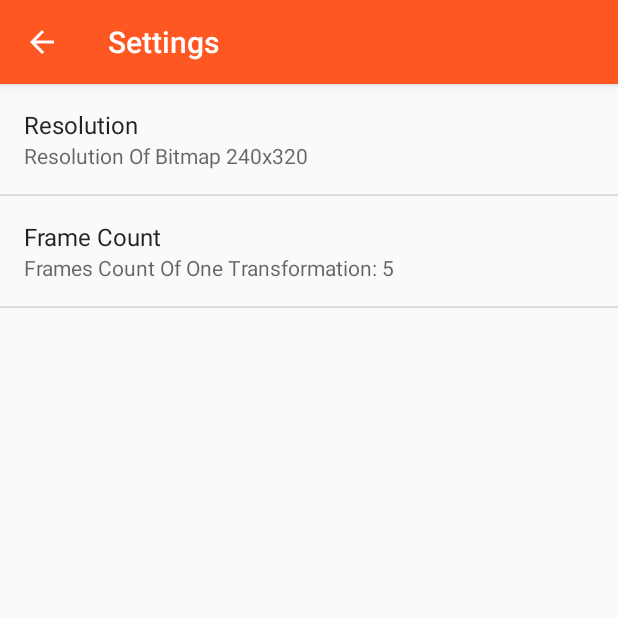
After one commit to huzongyao/FaceMorphMe, an Android app: the SettingsActivity screen opened directly, with no data from a screen before it, on a phone screen of 412 x 824 dp, the top half of it. The commit adds this screen. Run offline under Robolectric (Android 15) with nearby library versions, the phone set to English and light mode, and no system bars; libraries missing offline, so code that uses them is left out: com.alibaba.android.

Commit message:
add settings page

```diff
--- a/app/src/main/AndroidManifest.xml
+++ b/app/src/main/AndroidManifest.xml
@@ -48,5 +48,9 @@
             android:name=".activity.TwoMorphActivity"
             android:label="@string/two_images_morph"
             android:screenOrientation="portrait" />
+        <activity
+            android:name=".activity.SettingsActivity"
+            android:label="@string/settings"
+            android:screenOrientation="portrait" />
     </application>
 </manifest>
--- a/app/src/main/java/com/hzy/face/morphme/activity/AboutActivity.java
+++ b/app/src/main/java/com/hzy/face/morphme/activity/AboutActivity.java
@@ -61,6 +61,7 @@ public class AboutActivity extends AppCompatActivity {
                 ARouter.getInstance().build(RouterHub.VERSION_INFO_ACTIVITY).navigation();
                 break;
             case R.id.source_code_item:
+                WebViewActivity.startUrl(getString(R.string.github_project_page));
                 break;
             case R.id.about_me_item:
                 WebViewActivity.startUrl(getString(R.string.github_user_page));
--- a/app/src/main/java/com/hzy/face/morphme/activity/MainActivity.java
+++ b/app/src/main/java/com/hzy/face/morphme/activity/MainActivity.java
@@ -38,8 +38,8 @@ public class MainActivity extends AppCompatActivity {
             case R.id.main_menu_about:
                 ARouter.getInstance().build(RouterHub.ABOUT_ACTIVITY).navigation();
                 break;
-            case R.id.main_menu_face_detect:
-                ARouter.getInstance().build(RouterHub.FACE_DETECT_ACTIVITY).navigation();
+            case R.id.main_menu_settings:
+                ARouter.getInstance().build(RouterHub.SETTINGS_ACTIVITY).navigation();
                 break;
         }
         return super.onOptionsItemSelected(item);
--- /dev/null
+++ b/app/src/main/java/com/hzy/face/morphme/activity/SettingsActivity.java
@@ -0,0 +1,37 @@
+package com.hzy.face.morphme.activity;
+
+import android.os.Bundle;
+import android.view.MenuItem;
+
+import androidx.annotation.Nullable;
+import androidx.appcompat.app.ActionBar;
+import androidx.appcompat.app.AppCompatActivity;
+
+import com.alibaba.android.arouter.facade.annotation.Route;
+import com.hzy.face.morphme.R;
+import com.hzy.face.morphme.consts.RouterHub;
+
+
+@Route(path = RouterHub.SETTINGS_ACTIVITY)
+public class SettingsActivity extends AppCompatActivity {
+
+    @Override
+    protected void onCreate(@Nullable Bundle savedInstanceState) {
+        super.onCreate(savedInstanceState);
+        ActionBar actionBar = getSupportActionBar();
+        if (actionBar != null) {
+            actionBar.setDisplayHomeAsUpEnabled(true);
+        }
+        setContentView(R.layout.activity_settings);
+    }
+
+    @Override
+    public boolean onOptionsItemSelected(MenuItem item) {
+        switch (item.getItemId()) {
+            case android.R.id.home:
+                finish();
+                return true;
+        }
+        return super.onOptionsItemSelected(item);
+    }
+}
--- a/app/src/main/java/com/hzy/face/morphme/consts/AppConfigs.java
+++ b/app/src/main/java/com/hzy/face/morphme/consts/AppConfigs.java
@@ -5,6 +5,4 @@ public class AppConfigs {
     public static final String CASCADE_FACE_FILE = "haarcascade_frontalface_alt2.xml";
     public static final int MAX_BITMAP_SIZE = 2000;
     public static final String WORKSPACE_DIR = "workspace";
-    public static final int DEFAULT_MORPH_WIDTH = 270;
-    public static final int DEFAULT_MORPH_HEIGHT = 360;
 }
--- a/app/src/main/java/com/hzy/face/morphme/consts/RouterHub.java
+++ b/app/src/main/java/com/hzy/face/morphme/consts/RouterHub.java
@@ -9,4 +9,5 @@ public class RouterHub {
     public static final String SPLASH_ACTIVITY = "/main/SplashActivity";
     public static final String FACE_DETECT_ACTIVITY = "/main/FaceDetectActivity";
     public static final String TWO_MORPH_ACTIVITY = "/main/TwoMorphActivity";
+    public static final String SETTINGS_ACTIVITY = "/main/SettingsActivity";
 }
--- /dev/null
+++ b/app/src/main/java/com/hzy/face/morphme/fragment/SettingsFragment.java
@@ -0,0 +1,18 @@
+package com.hzy.face.morphme.fragment;
+
+import android.os.Bundle;
+import android.preference.PreferenceFragment;
+
+import androidx.annotation.Nullable;
+
+import com.hzy.face.morphme.R;
+
+
+public class SettingsFragment extends PreferenceFragment {
+
+    @Override
+    public void onCreate(@Nullable Bundle savedInstanceState) {
+        super.onCreate(savedInstanceState);
+        addPreferencesFromResource(R.xml.settings_preference);
+    }
+}
--- /dev/null
+++ b/app/src/main/res/layout/activity_settings.xml
@@ -0,0 +1,5 @@
+<?xml version="1.0" encoding="utf-8"?>
+<fragment xmlns:android="http://schemas.android.com/apk/res/android"
+    android:name="com.hzy.face.morphme.fragment.SettingsFragment"
+    android:layout_width="match_parent"
+    android:layout_height="match_parent" />
--- /dev/null
+++ b/app/src/main/res/values/arrays.xml
@@ -0,0 +1,46 @@
+<?xml version="1.0" encoding="utf-8"?>
+<resources>
+    <string-array name="face_detect_entry">
+        <item>Face Landmarks</item>
+        <item>Face Division</item>
+        <item>Face Rect</item>
+    </string-array>
+    <string-array name="pref_resolution_array">
+        <item>240x320</item>
+        <item>270x360</item>
+        <item>300x400</item>
+        <item>360x480</item>
+        <item>480x640</item>
+        <item>600x800</item>
+        <item>720x960</item>
+        <item>960x1280</item>
+    </string-array>
+    <string-array name="pref_resolution_value">
+        <item>0</item>
+        <item>1</item>
+        <item>2</item>
+        <item>3</item>
+        <item>4</item>
+        <item>5</item>
+        <item>6</item>
+        <item>7</item>
+    </string-array>
+    <string-array name="pref_frames_array">
+        <item>5</item>
+        <item>8</item>
+        <item>12</item>
+        <item>16</item>
+        <item>20</item>
+        <item>30</item>
+        <item>50</item>
+    </string-array>
+    <string-array name="pref_frames_value">
+        <item>0</item>
+        <item>1</item>
+        <item>2</item>
+        <item>3</item>
+        <item>4</item>
+        <item>5</item>
+        <item>6</item>
+    </string-array>
+</resources>
--- a/app/src/main/res/values/strings.xml
+++ b/app/src/main/res/values/strings.xml
@@ -1,15 +1,19 @@
 <resources>
+    <string name="pref_resolution_key" translatable="false">pref_resolution_key</string>
+    <string name="pref_frames_key" translatable="false">pref_frames_key</string>
+
+    <string name="app_source_code" translatable="false">FaceMorphMe</string>
+    <string name="github_project_page" translatable="false">https://github.com/huzongyao/FaceMorphMe</string>
+    <string name="github_user_page" translatable="false">https://huzongyao.github.io</string>
+    <string name="opencv_intro" translatable="false">OpenCV (Open Source Computer Vision Library) is an open source computer vision and machine learning software library. OpenCV was built to provide a common infrastructure for computer vision applications and to accelerate the use of machine perception in the commercial products. Being a BSD-licensed product, OpenCV makes it easy for businesses to utilize and modify the code.</string>
+    <string name="stasm_intro" translatable="false">Stasm is a C++ software library for finding features in faces. You give it an image of a face and it returns the positions of the facial features. Stasm is based on the Active Shape Model of Tim Cootes and his colleagues. Stasm is designed to work on front views of faces with neutral expressions. It performed very well in an independent 2013 comparative study. Source code is provided under a BSD style license. OpenCV is required.</string>
+
     <string name="app_name">MorphMe</string>
     <string name="menu_about">About</string>
     <string name="version_info">Version Info</string>
     <string name="source_code">Source Code:</string>
-    <string name="app_source_code" translatable="false">FaceMorphMe</string>
     <string name="my_github">My GitHub</string>
-
-    <string name="github_user_page" translatable="false">https://huzongyao.github.io</string>
     <string name="about">About</string>
-    <string name="opencv_intro" translatable="false">OpenCV (Open Source Computer Vision Library) is an open source computer vision and machine learning software library. OpenCV was built to provide a common infrastructure for computer vision applications and to accelerate the use of machine perception in the commercial products. Being a BSD-licensed product, OpenCV makes it easy for businesses to utilize and modify the code.</string>
-    <string name="stasm_intro" translatable="false">Stasm is a C++ software library for finding features in faces. You give it an image of a face and it returns the positions of the facial features. Stasm is based on the Active Shape Model of Tim Cootes and his colleagues. Stasm is designed to work on front views of faces with neutral expressions. It performed very well in an independent 2013 comparative study. Source code is provided under a BSD style license. OpenCV is required.</string>
     <string name="web_view_refresh">Refresh</string>
     <string name="detect_face">Face Detect</string>
     <string name="load_bitmap">Choose Image</string>
@@ -23,4 +27,9 @@
     <string name="share_to">Share To</string>
     <string name="loading">Loading…</string>
     <string name="alpha_format_text">Alpha: %.4f</string>
+    <string name="settings">Settings</string>
+    <string name="resolution">Resolution</string>
+    <string name="pref_resolution_summary">Resolution Of Bitmap %s</string>
+    <string name="frame_count">Frame Count</string>
+    <string name="pref_frames_summary">Frames Count Of One Transformation: %s</string>
 </resources>
--- /dev/null
+++ b/app/src/main/res/xml/settings_preference.xml
@@ -0,0 +1,17 @@
+<?xml version="1.0" encoding="utf-8"?>
+<PreferenceScreen xmlns:android="http://schemas.android.com/apk/res/android">
+    <ListPreference
+        android:defaultValue="0"
+        android:entries="@array/pref_resolution_array"
+        android:entryValues="@array/pref_resolution_value"
+        android:key="@string/pref_resolution_key"
+        android:summary="@string/pref_resolution_summary"
+        android:title="@string/resolution" />
+    <ListPreference
+        android:defaultValue="0"
+        android:entries="@array/pref_frames_array"
+        android:entryValues="@array/pref_frames_value"
+        android:key="@string/pref_frames_key"
+        android:summary="@string/pref_frames_summary"
+        android:title="@string/frame_count" />
+</PreferenceScreen>
```
Also changed, not shown: app/src/main/java/com/hzy/face/morphme/activity/TwoMorphActivity.java (+14 -7 lines), app/src/main/java/com/hzy/face/morphme/utils/ConfigUtils.java (added, +55 -0 lines), app/src/main/res/menu/menu_main_activity.xml (+10 -10 lines), app/src/main/res/values/array.xml (deleted, +0 -8 lines), morpher/src/main/java/com/hzy/face/morpher/MorpherApi.java (+12 -0 lines), 4 other files.
